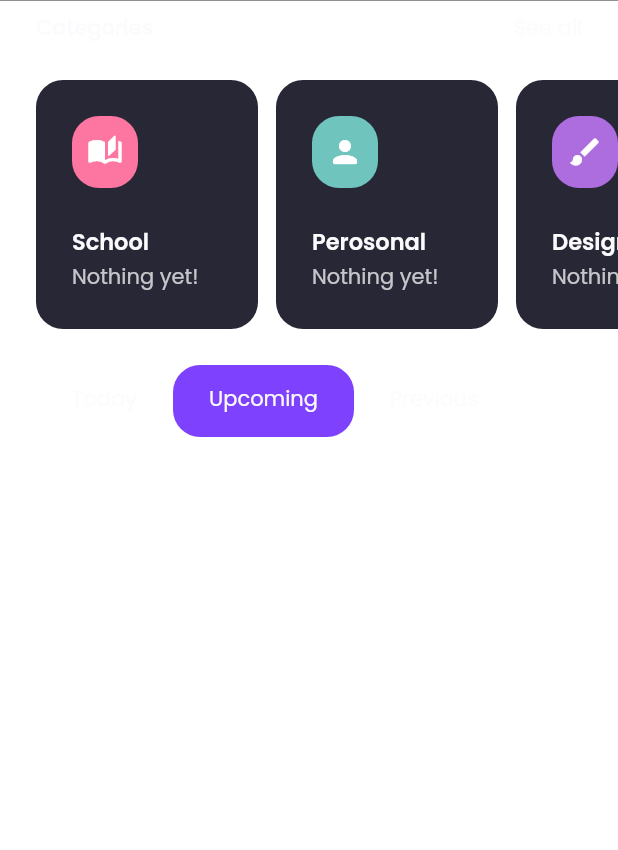
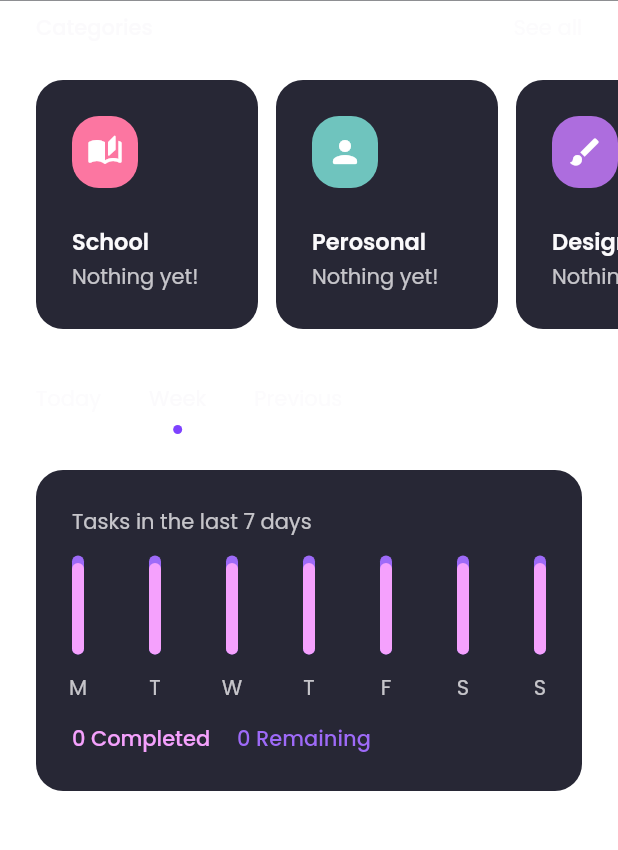
Before and after one commit to federicodesia/task_manager, a Flutter app: the HomeScreen screen opened directly, tab 2 chosen, on a phone screen of 412 x 824 dp, the part 148-998 px from its top. Run offline on Flutter 3.47's test engine with Material 2 defaults, Android fonts, the phone set to English and light mode, and no system bars; drawn by our look-alikes of expandable_page_view, fl_chart; our stand-ins replace bloc, flutter_bloc, flutter_svg, percent_indicator, tab_indicator_styler; missing offline and left inert: declarative_animated_list; statements that could not run were skipped.

Commit message:
Week tab and start of BarChart

```diff
--- a/lib/components/cards/progress_summary.dart
+++ b/lib/components/cards/progress_summary.dart
@@ -73,8 +73,8 @@ class ProgressSummary extends StatelessWidget{
               style: cSubtitleTextStyle,
             ),
             circularStrokeCap: CircularStrokeCap.round,
-            backgroundColor: cPrimaryColor.withOpacity(0.5),
-            progressColor: cPrimaryColor,
+            backgroundColor: cChartBackgroundColor.withOpacity(0.35),
+            progressColor: cChartBackgroundColor,
           )
         ],
       )
--- /dev/null
+++ b/lib/components/charts/week_bar_chart_group_data.dart
@@ -0,0 +1,24 @@
+import 'package:fl_chart/fl_chart.dart';
+import '../../constants.dart';
+
+BarChartGroupData weekBarChartGroupData({
+  int index,
+  double height,
+  double backgroundHeight = 0.0
+  }) {
+
+  return BarChartGroupData(
+    x: index,
+    barRods: [
+      BarChartRodData(
+        y: height,
+        colors: [cChartPrimaryColor],
+        backDrawRodData: BackgroundBarChartRodData(
+          show: true,
+          y: height + backgroundHeight,
+          colors: [cChartBackgroundColor],
+        )
+      ),
+    ]
+  );
+}
--- a/lib/constants.dart
+++ b/lib/constants.dart
@@ -12,6 +12,9 @@ Color cRedColor = Color(0xFFD32F2F);
 Color cCardBackgroundColor = Color(0xFF272735);
 Color cOutlinedButtonColor = Color(0xFF2B3039);
 Color cCheckBoxUnselectedColor = Color(0xFF2C2F39);
+
+Color cChartPrimaryColor = Color(0xFFF5A1FD);
+Color cChartBackgroundColor = Color(0xFF9E6AF8);
 
 // Bottom Navigation Bar
 const double cBottomNavigationBarSeparatorHeight = 2.0;
--- a/lib/models/tab.dart
+++ b/lib/models/tab.dart
@@ -1,6 +1,7 @@
 import 'package:flutter/material.dart';
 import 'package:task_manager/bottom_sheets/task_bottom_sheet.dart';
 import 'package:task_manager/screens/home/tabs/today_tab.dart';
+import 'package:task_manager/screens/home/tabs/week_tab.dart';
 
 class MyTab{
   final String name;
@@ -31,8 +32,8 @@ List<MyTab> tabList = <MyTab>[
   ),
 
   MyTab(
-    name: "Upcoming",
-    content: Container(),
+    name: "Week",
+    content: WeekTab(),
     createTitle: "",
     editTitle: "",
     bottomSheet: Container()
--- a/lib/screens/home/home_screen.dart
+++ b/lib/screens/home/home_screen.dart
@@ -1,6 +1,7 @@
 import 'package:expandable_page_view/expandable_page_view.dart';
 import 'package:flutter/material.dart';
 import 'package:flutter_bloc/flutter_bloc.dart';
+import 'package:tab_indicator_styler/tab_indicator_styler.dart';
 import 'package:task_manager/components/aligned_animated_switcher.dart';
 import 'package:task_manager/components/cards/category_card.dart';
 import 'package:task_manager/components/header.dart';
@@ -129,8 +130,17 @@ class _HomeScreenState extends State<HomeScreen> with TickerProviderStateMixin{
                                         physics: BouncingScrollPhysics(),
 
                                         indicatorSize: TabBarIndicatorSize.tab,
-                                        indicator: TabIndicatorDecoration(),
-                                        labelPadding: EdgeInsets.symmetric(horizontal: cPadding),
+                                        indicatorWeight: 0.0,
+
+                                        indicator: DotIndicator(
+                                          color: cPrimaryColor,
+                                          distanceFromCenter: 20.0
+                                        ),
+                                        labelPadding: EdgeInsets.only(right: 32.0),
+                                        indicatorPadding: EdgeInsets.only(right: 32.0),
+
+                                        /*indicator: TabIndicatorDecoration(),
+                                        labelPadding: EdgeInsets.symmetric(horizontal: cPadding),*/
 
                                         labelStyle: cLightTextStyle,
                                         labelColor: cTextColor,
--- a/lib/screens/home/tabs/today_tab.dart
+++ b/lib/screens/home/tabs/today_tab.dart
@@ -51,7 +51,7 @@ class _TodayTabState extends State<TodayTab>{
             child = Column(
               mainAxisAlignment: MainAxisAlignment.start,
               children: [
-                /*ProgressSummary(
+                ProgressSummary(
                   header: "Today's progress summary",
                   completed: tasksList.where((task) => task.completed).length,
                   total: tasksList.length,
@@ -59,7 +59,7 @@ class _TodayTabState extends State<TodayTab>{
                   finishedDescription: "You completed all the tasks! 🎉",
                 ),
 
-                SizedBox(height: cPadding - cHeaderPadding),*/
+                SizedBox(height: cPadding - cHeaderPadding),
 
                 AnimatedTaskList(
                   headerTitle: "Tasks",
--- /dev/null
+++ b/lib/screens/home/tabs/week_tab.dart
@@ -0,0 +1,133 @@
+import 'package:fl_chart/fl_chart.dart';
+import 'package:flutter/material.dart';
+import 'package:flutter_bloc/flutter_bloc.dart';
+import 'package:task_manager/blocs/task/task_bloc.dart';
+import 'package:task_manager/components/aligned_animated_switcher.dart';
+import 'package:task_manager/components/cards/progress_summary.dart';
+import 'package:task_manager/components/charts/week_bar_chart_group_data.dart';
+import 'package:task_manager/components/empty_space.dart';
+import 'package:task_manager/components/lists/animated_task_list.dart';
+import 'package:task_manager/components/responsive/centered_list_widget.dart';
+import 'package:task_manager/constants.dart';
+import 'package:task_manager/cubits/main_context_cubit.dart';
+import 'package:task_manager/helpers/date_time_helper.dart';
+import 'package:task_manager/models/task.dart';
+import 'dart:math';
+
+class WeekTab extends StatefulWidget{
+
+  @override
+  _WeekTabState createState() => _WeekTabState();
+}
+
+class _WeekTabState extends State<WeekTab>{
+
+  Widget child;
+  List<String> weekDays = ["M", "T", "W", "T", "F", "S", "S"];
+
+  @override
+  void initState() {
+    super.initState();
+  }
+
+  @override
+  Widget build(BuildContext buildContext) {
+
+    return BlocBuilder<TaskBloc, TaskState>(
+      builder: (_, state){
+
+        if(state is TaskLoadSuccess){
+          List<Task> tasksList = state.tasks;
+
+          child = Column(
+            crossAxisAlignment: CrossAxisAlignment.stretch,
+            children: [
+              Container(
+                decoration: BoxDecoration(
+                  color: cCardBackgroundColor,
+                  borderRadius: BorderRadius.all(Radius.circular(cBorderRadius))
+                ),
+                padding: EdgeInsets.all(cPadding),
+                child: Column(
+                  crossAxisAlignment: CrossAxisAlignment.start,
+                  children: [
+                    Text(
+                      "Tasks in the last 7 days",
+                      style: cLightTextStyle,
+                    ),
+                    SizedBox(height: 12.0),
+
+                    SizedBox(
+                      height: 100,
+                      child: BarChart(
+                        BarChartData(
+                          alignment: BarChartAlignment.spaceBetween,
+                          gridData: FlGridData(show: false),
+                          borderData: FlBorderData(show: false),
+
+                          titlesData: FlTitlesData(
+                            leftTitles: SideTitles(showTitles: false),
+                            topTitles: SideTitles(showTitles: false),
+                            rightTitles: SideTitles(showTitles: false),
+
+                            bottomTitles: SideTitles(
+                              showTitles: true,
+                              margin: 12.0,
+                              getTextStyles: (context, value) => cLightTextStyle,
+                              getTitles: (double value) => weekDays[value.toInt()],
+                            )
+                          ),
+
+                          barGroups: List.generate(7, (index){
+                            return weekBarChartGroupData(
+                              index: index,
+                              height: new Random().nextInt(14 - 5) + 5.0,
+                              backgroundHeight: new Random().nextInt(3 -1) + 1.0
+                            );
+                          })
+                        ),
+                        swapAnimationDuration: Duration(milliseconds: 150),
+                        swapAnimationCurve: Curves.linear,
+                      ),
+                    ),
+
+                    SizedBox(height: 12.0),
+
+                    Row(
+                      children: [
+                        Text(
+                          "0 Completed",
+                          style: cTextStyle.copyWith(
+                            fontWeight: FontWeight.w500,
+                            color: cChartPrimaryColor
+                          ),
+                        ),
+                        SizedBox(width: 18.0),
+                        Text(
+                          "0 Remaining",
+                          style: cTextStyle.copyWith(
+                            fontWeight: FontWeight.w500,
+                            color: cChartBackgroundColor
+                          ),
+                        ),
+                      ],
+                    )
+                  ],
+                ),
+              )
+            ],
+          );
+        }
+        else{
+          child = CenteredListWidget(
+            child: CircularProgressIndicator(),
+          );
+        }
+
+        return AlignedAnimatedSwitcher(
+          child: child,
+        );
+      }
+    );
+  }
+}
--- a/pubspec.yaml
+++ b/pubspec.yaml
@@ -29,6 +29,8 @@ dependencies:
   declarative_animated_list: ^0.1.0-nullsafety.0
   percent_indicator: ^3.0.1
   expandable_page_view: ^1.0.8
+  tab_indicator_styler: ^2.0.0
+  fl_chart: ^0.40.2
 
   # The following adds the Cupertino Icons font to your application.
   # Use with the CupertinoIcons class for iOS style icons.
```
Also changed, not shown: pubspec.lock.
